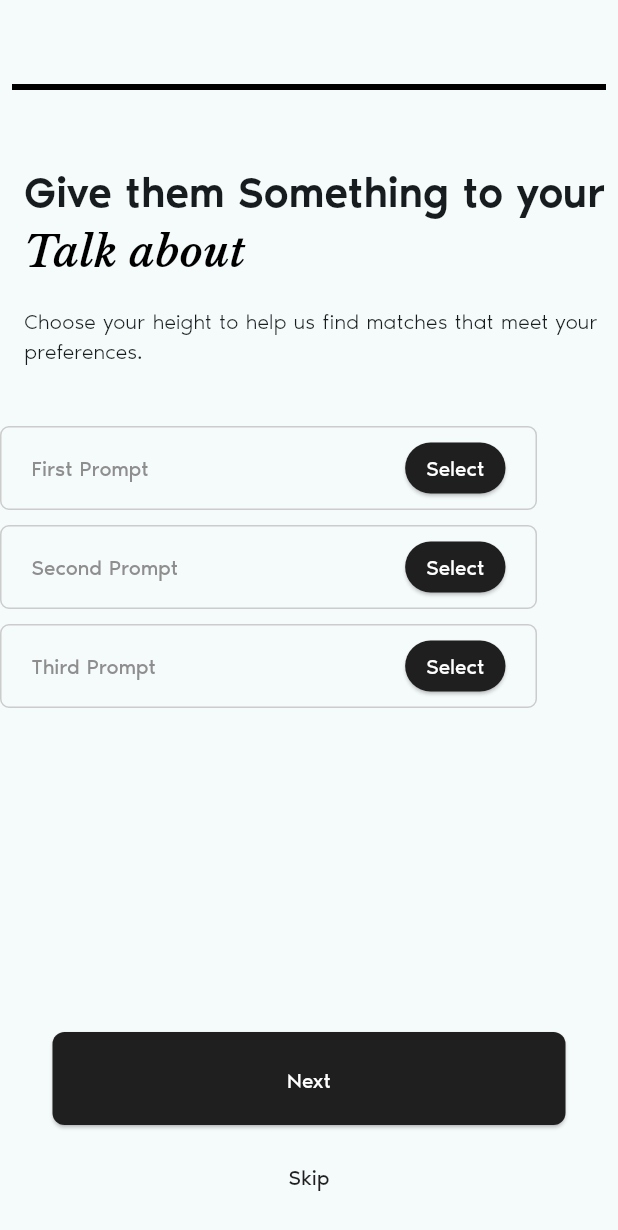
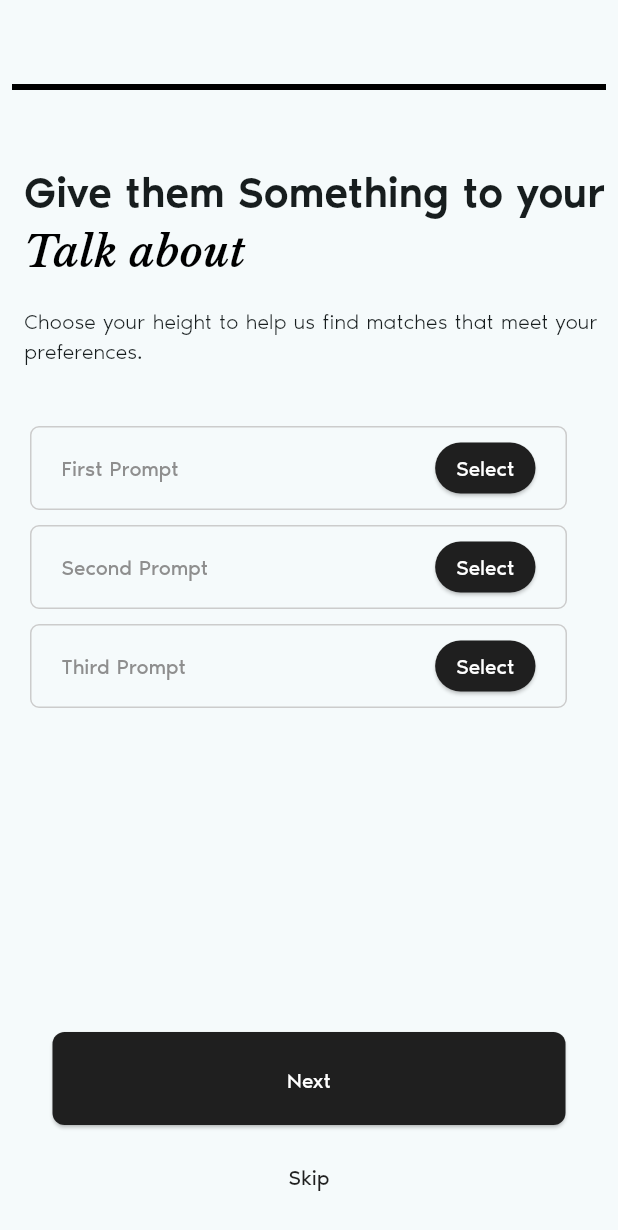
Before and after one commit to ayushdiitr/filipino-app, a Flutter app: the screen it shows after launch, on a phone screen of 412 x 824 dp. Shown: the top 1230 px of the screen. Run offline on Flutter 3.47's test engine with Material 3 defaults, Android fonts, the phone set to English and light mode, and no system bars; our stand-ins replace flutter_holo_date_picker, geolocator, google_fonts, intl_phone_field, shared_preferences.

Commit message:
talk_about.dart

```diff
--- a/lib/src/ui/screens/splash/talk_about.dart
+++ b/lib/src/ui/screens/splash/talk_about.dart
@@ -140,6 +140,8 @@ class _TalkAboutScreenState extends State<TalkAboutScreen> {
   // Function to build the Prompt Box with text and select button
   Widget _buildPromptBox(String promptText) {
     return Container(
+      margin: const EdgeInsets.only(left: 20),
+
       width: 358, // Fixed width
       height: 56, // Fixed height
       //margin: const EdgeInsets.symmetric(vertical: 20),
```
